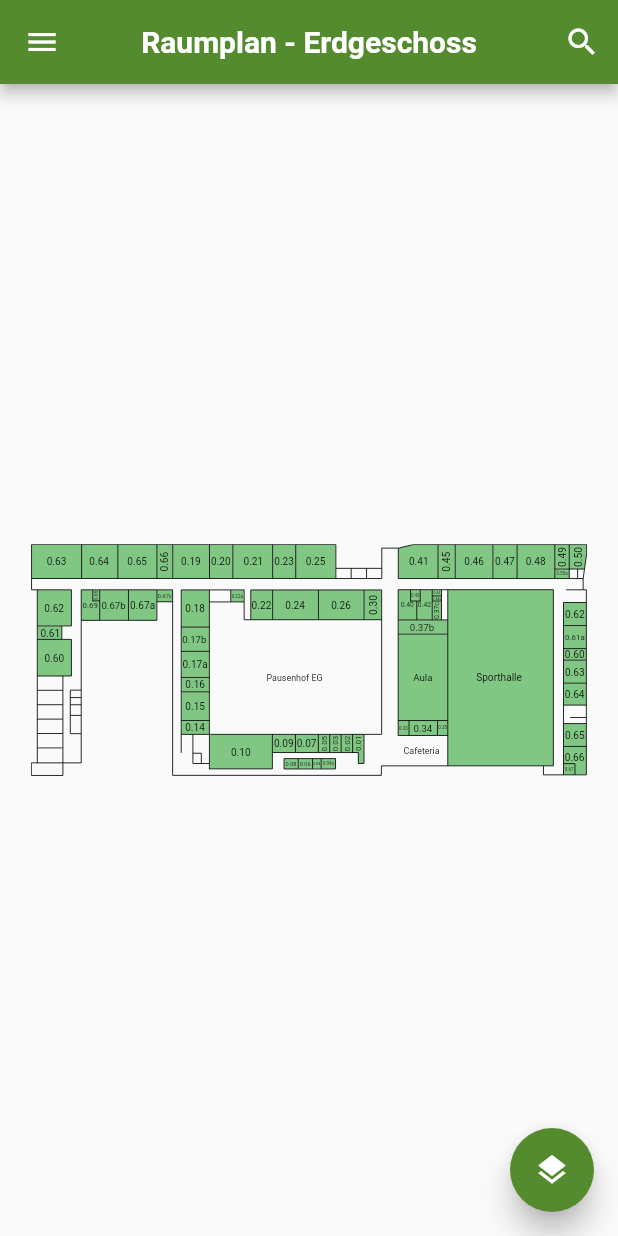
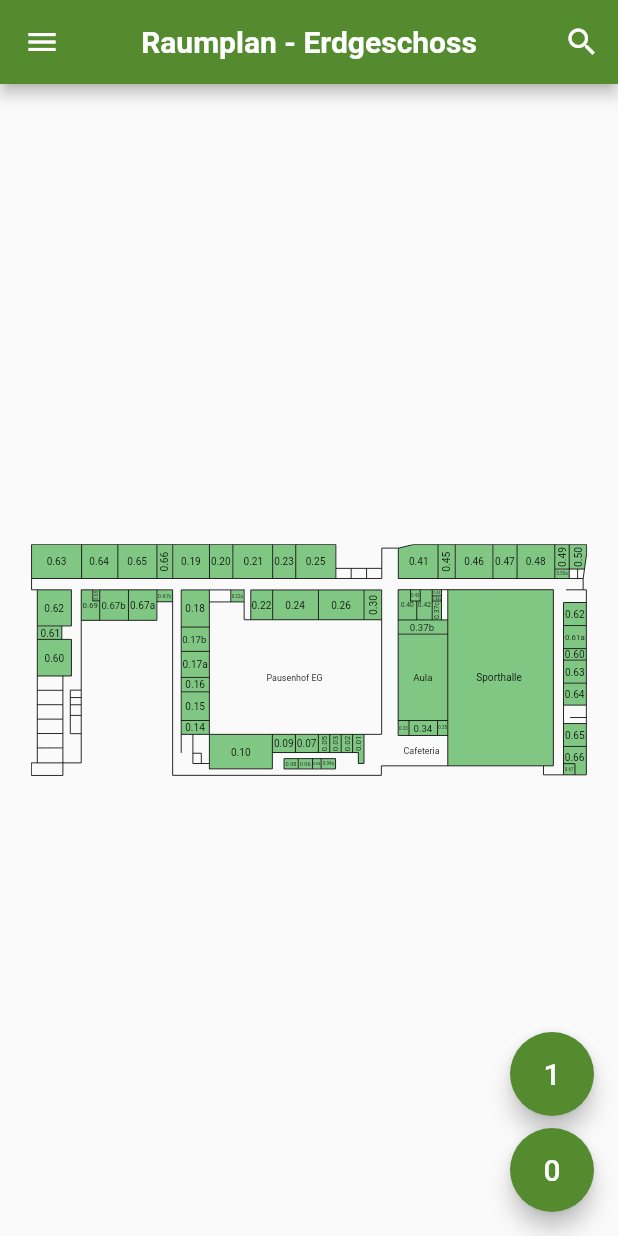
Before and after one commit to MCG-Dallgow/MCG-App, a Flutter app: the RoomplanScreen screen opened by its route, on a phone screen of 412 x 824 dp. Run offline on Flutter 3.47's test engine with Material 2 defaults, Android fonts, the phone set to English and light mode, and no system bars; drawn by our look-alikes of flutter_speed_dial; our stand-ins replace dio, flutter_svg, shared_preferences; accounts and stored records are empty.

Commit message:
Replace SpeedDial with Column of FABs

```diff
--- a/lib/screens/roomplan_screen.dart
+++ b/lib/screens/roomplan_screen.dart
@@ -1,5 +1,4 @@
 import 'package:flutter/material.dart';
-import 'package:flutter_speed_dial/flutter_speed_dial.dart';
 import 'package:flutter_svg/flutter_svg.dart';
 import 'package:mcgapp/classes/room.dart';
 import 'package:mcgapp/main.dart';
@@ -124,51 +123,27 @@ class _RoomplanScreenState extends State<RoomplanScreen> {
         ],
       ),
       drawer: const MCGDrawer(routeName: RoomplanScreen.routeName),
-      floatingActionButton: SpeedDial(
-        icon: Icons.layers,
-        activeIcon: Icons.close,
-        buttonSize: const Size(56.0, 56.0),
-        visible: true,
-        closeManually: false,
-        overlayColor: Colors.black,
-        overlayOpacity: 0.5,
-        elevation: 8.0,
-        childMargin: const EdgeInsets.all(20.0),
-        shape: const CircleBorder(),
+      floatingActionButton: Column(
+        mainAxisAlignment: MainAxisAlignment.end,
         children: [
-          SpeedDialChild(
-            child: const Text(
-              '0',
-              style: TextStyle(
-                fontSize: 20,
-              ),
-            ),
-            backgroundColor: Theme.of(context).floatingActionButtonTheme.backgroundColor,
-            foregroundColor: Theme.of(context).floatingActionButtonTheme.foregroundColor,
-            label: 'Erdgeschoss',
-            labelStyle: const TextStyle(fontSize: 18.0),
-            onTap: () {
+          FloatingActionButton(
+            onPressed: () {
+              setState(() {
+                _setSelectedPlan(1);
+              });
+            },
+            heroTag: 'story1',
+            child: const Text('1', style: TextStyle(fontSize: 20),),
+          ),
+          const SizedBox(height: 8),
+          FloatingActionButton(
+            onPressed: () {
               setState(() {
                 _setSelectedPlan(0);
               });
             },
-          ),
-          SpeedDialChild(
-            child: const Text(
-              '1',
-              style: TextStyle(
-                fontSize: 20,
-              ),
-            ),
-            backgroundColor: Theme.of(context).floatingActionButtonTheme.backgroundColor,
-            foregroundColor: Theme.of(context).floatingActionButtonTheme.foregroundColor,
-            label: 'Obergeschoss',
-            labelStyle: const TextStyle(fontSize: 18.0),
-            onTap: () {
-              setState(() {
-                _setSelectedPlan(1);
-              });
-            },
+            heroTag: 'story0',
+            child: const Text('0', style: TextStyle(fontSize: 20),),
           ),
         ],
       ),
--- a/pubspec.yaml
+++ b/pubspec.yaml
@@ -35,7 +35,6 @@ dependencies:
   # The following adds the Cupertino Icons font to your application.
   # Use with the CupertinoIcons class for iOS style icons.
   cupertino_icons: ^1.0.2
-  flutter_speed_dial: ^6.0.0
   flutter_svg: ^1.1.5
   flutter_launcher_icons: ^0.10.0
   intl: ^0.17.0
```
